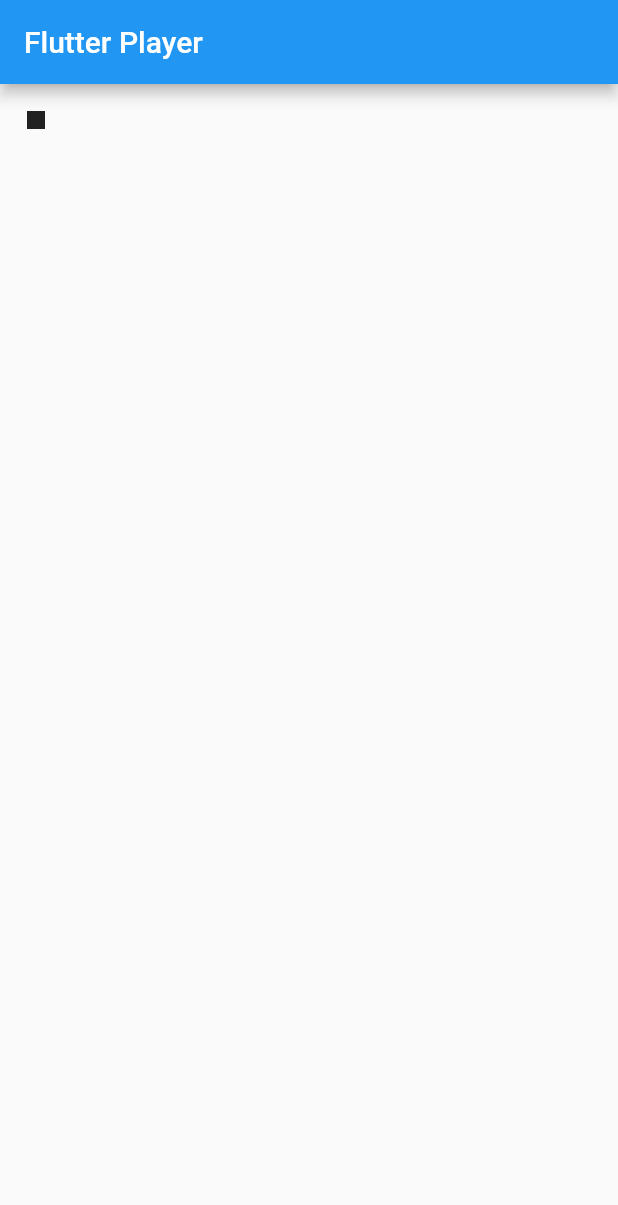
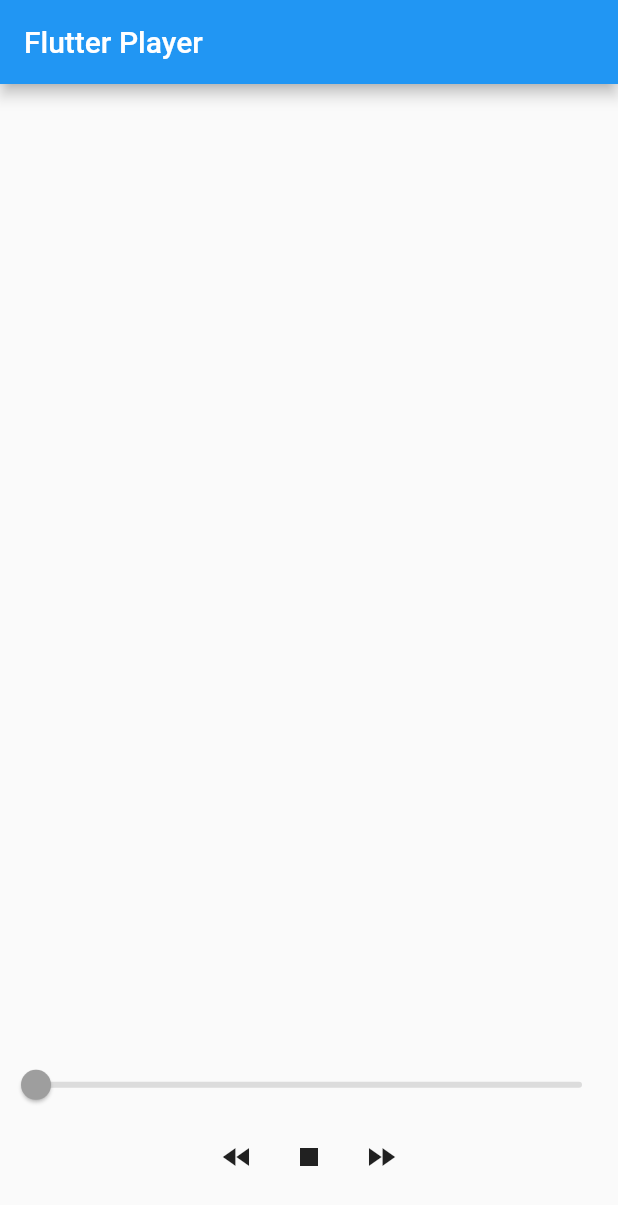
Before and after one commit to praveenellaiyan/flutter-labs, a Flutter app: the screen it shows after launch, after a tap on the "play arrow" icon, on a phone screen of 412 x 824 dp. Shown: the top 1205 px of the screen. Run offline on Flutter 3.47's test engine with Material 2 defaults, Android fonts, the phone set to English and light mode, and no system bars; our stand-ins replace audioplayers, built_value, font_awesome_flutter, rxdart; generated files the repository leaves out were written again.

Commit message:
fluter audio player - add some ui components

```diff
--- a/flutter_player/lib/main.dart
+++ b/flutter_player/lib/main.dart
@@ -37,8 +37,43 @@ class _MyHomePageState extends State<MyHomePage> {
       appBar: AppBar(
         title: Text(widget.title),
       ),
-      body: MyPlayer(),
+      body: SafeArea(
+        child: PlayerDashboard(),
+      ),
     );
+  }
+}
+
+class PlayerDashboard extends StatelessWidget {
+  @override
+  Widget build(BuildContext context) {
+    return Column(
+      children: <Widget>[
+        Flexible(
+          child: AlbumArt(),
+          flex: 8,
+        ),
+        Flexible(
+          child: Track(),
+          flex: 2,
+        ),
+      ],
+      mainAxisAlignment: MainAxisAlignment.center,
+    );
+  }
+}
+
+class Track extends StatelessWidget {
+  @override
+  Widget build(BuildContext context) {
+    return MyPlayer();
+  }
+}
+
+class AlbumArt extends StatelessWidget {
+  @override
+  Widget build(BuildContext context) {
+    return Container();
   }
 }
 
@@ -52,6 +87,8 @@ class _MyPlayerState extends State<MyPlayer> {
   AudioPlayer _audioPlayer;
   AudioCache _audioCache;
 
+  double _playerPosition = 0.0;
+
   @override
   void initState() {
     _audioPlayer = AudioPlayer();
@@ -61,28 +98,49 @@ class _MyPlayerState extends State<MyPlayer> {
   void _play(bool isLocal) async {
     if (isLocal) {
       await _audioCache.play('moonlight.mp3');
-    } else {}
+      int duration = await _audioPlayer.getDuration();
+      _audioPlayer.onAudioPositionChanged.listen((Duration d) {
+        double position = d.inMilliseconds / duration;
+        setState(() => _playerPosition = position);
+      });
+      setState(() => _isPlaying = true);
+    } else {
+      await _audioPlayer.play(
+          'https://incompetech.filmmusic.io/song/6671-moonlight-beach.mp3');
+    }
   }
 
-  void _stop(bool isLocal) async {
-    if (isLocal) {
+  void _stop() async {
     await _audioPlayer.stop();
-    } else {}
+    setState(() => _isPlaying = false);
   }
 
   @override
   Widget build(BuildContext context) {
-    return IconButton(
+    return Column(
+      mainAxisAlignment: MainAxisAlignment.center,
+      mainAxisSize: MainAxisSize.max,
+      children: [
+        Slider(
+          value: _playerPosition,
+        ),
+        Row(
+          mainAxisAlignment: MainAxisAlignment.center,
+          children: [
+            IconButton(icon: Icon(Icons.fast_rewind), onPressed: () {}),
+            IconButton(
                 icon: _isPlaying ? Icon(Icons.stop) : Icon(Icons.play_arrow),
                 onPressed: () {
                   if (_isPlaying) {
-            _stop(true);
+                    _stop();
                   } else {
                     _play(true);
                   }
-          setState(() {
-            _isPlaying = !_isPlaying;
-          });
-        });
+                }),
+            IconButton(icon: Icon(Icons.fast_forward), onPressed: () {}),
+          ],
+        ),
+      ],
+    );
   }
 }
```
Lines whose indentation alone changed are shown as unchanged.
